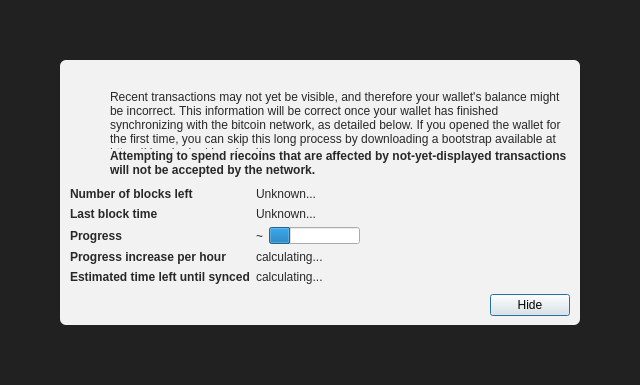
Above: src/qt/forms/modaloverlay.ui from SashimiSaketoro/Freycoin before the change. Below: the same form after it.
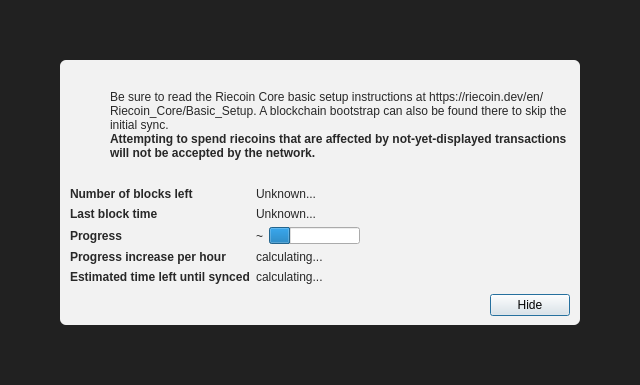
That is the form after the change. Icons and pictures are not drawn.

```diff
--- a/src/qt/forms/modaloverlay.ui
+++ b/src/qt/forms/modaloverlay.ui
@@ -130,7 +130,7 @@
              <item>
               <widget class="QLabel" name="infoText">
                <property name="text">
-                <string>Recent transactions may not yet be visible, and therefore your wallet's balance might be incorrect. This information will be correct once your wallet has finished synchronizing with the bitcoin network, as detailed below. If you opened the wallet for the first time, you can skip this long process by downloading a bootstrap available at https://riecoin.dev/download/.</string>
+                <string>Be sure to read the Riecoin Core basic setup instructions at https://riecoin.dev/en/Riecoin_Core/Basic_Setup. A blockchain bootstrap can also be found there to skip the initial sync.</string>
                </property>
                <property name="textFormat">
                 <enum>Qt::RichText</enum>
```
